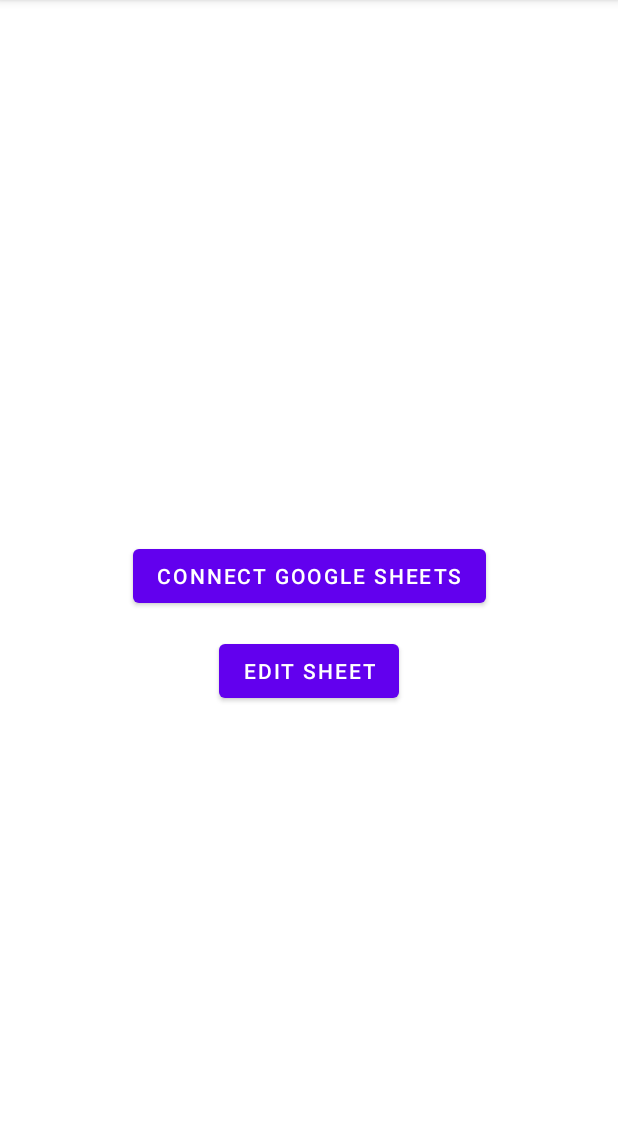
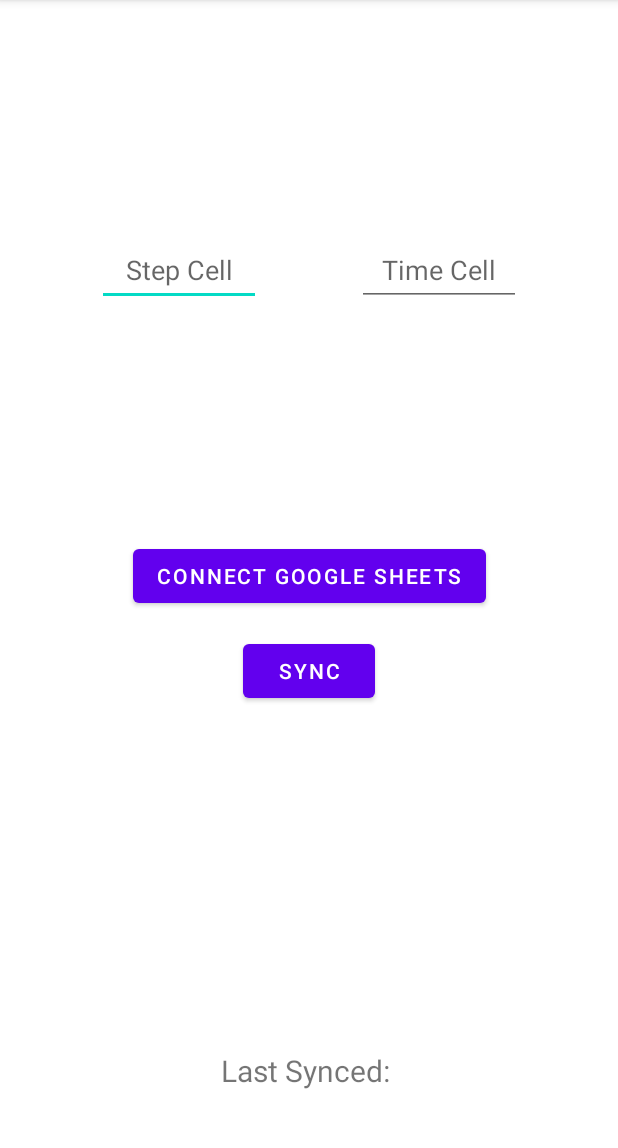
Before and after one commit to Walblues/Step-Manager, an Android app: the screen it shows after launch (MainActivity), on a phone screen of 412 x 824 dp, the part 84-1232 px from its top. Run offline under Robolectric (Android 15) with nearby library versions, the phone set to English and light mode, and no system bars; libraries missing offline, so code that uses them is left out: com.samsung.android; 5 statements that could not run were skipped.

Commit message:
Now allows for specific cell selection. Also added label showing last Sync time. Sync time also shows in google sheet now as well.

```diff
--- a/app/build.gradle.kts
+++ b/app/build.gradle.kts
@@ -56,6 +56,7 @@ dependencies {
     implementation(libs.androidx.lifecycle.runtime.ktx)
     implementation(libs.material)
     implementation(libs.play.services.auth)
+    implementation(libs.androidx.datastore.preferences)
     implementation(fileTree(mapOf(
         "dir" to "libs",
         "include" to listOf("*.aar")
--- /dev/null
+++ b/app/src/main/java/zastrow/tom/stepmanager/DataStore.kt
@@ -0,0 +1,50 @@
+package zastrow.tom.stepmanager
+
+import android.content.Context
+import androidx.datastore.preferences.core.edit
+import androidx.datastore.preferences.core.stringPreferencesKey
+import androidx.datastore.preferences.preferencesDataStore
+import kotlinx.coroutines.flow.Flow
+import kotlinx.coroutines.flow.first
+import kotlinx.coroutines.flow.map
+
+private val Context.dataStore by preferencesDataStore(
+    name = "step_preferences"
+)
+
+class DataStore(private val context: Context) {
+
+    companion object {
+        private val LAST_UPDATED = stringPreferencesKey("step_count")
+        private val STEP_CELL = stringPreferencesKey("step_cell")
+        private val TIME_CELL = stringPreferencesKey("time_cell")
+    }
+
+    // Observe the saved lastUpdated value.
+    val lastUpdated: Flow<String> = context.dataStore.data.map { preferences ->
+        preferences[LAST_UPDATED] ?: ""
+    }
+
+    // Save a new lastUpdated value.
+    suspend fun saveLastUpdated(lastUpdated: String) {
+        context.dataStore.edit { preferences ->
+            preferences[LAST_UPDATED] = lastUpdated
+        }
+    }
+
+    suspend fun saveSheetCells(stepCell: String, timeCell: String) {
+        context.dataStore.edit { preferences ->
+            preferences[STEP_CELL] = stepCell
+            preferences[TIME_CELL] = timeCell
+        }
+    }
+
+    suspend fun getSheetCells(): Pair<String, String> {
+        val preferences = context.dataStore.data.first()
+
+        val stepCell = preferences[STEP_CELL] ?: "D1"
+        val timeCell = preferences[TIME_CELL] ?: "E1"
+
+        return Pair(stepCell, timeCell)
+    }
+}
--- a/app/src/main/java/zastrow/tom/stepmanager/GoogleSheets.kt
+++ b/app/src/main/java/zastrow/tom/stepmanager/GoogleSheets.kt
@@ -19,7 +19,7 @@ object GoogleSheets {
     suspend fun updateCell(
         accessToken: String,
         cell: String,
-        value: Int
+        value: Any
     ): Boolean = withContext(Dispatchers.IO) {
 
         val range = "'$SHEET_NAME'!$cell"
--- a/app/src/main/java/zastrow/tom/stepmanager/MainActivity.kt
+++ b/app/src/main/java/zastrow/tom/stepmanager/MainActivity.kt
@@ -3,6 +3,9 @@ package zastrow.tom.stepmanager
 import android.os.Bundle
 import android.util.Log
 import android.widget.Button
+import android.widget.EditText
+import android.widget.TextView
+import android.widget.Toast
 import androidx.activity.enableEdgeToEdge
 import androidx.appcompat.app.AppCompatActivity
 import androidx.core.view.ViewCompat
@@ -19,12 +22,17 @@ import com.samsung.android.sdk.health.data.HealthDataStore
 import kotlinx.coroutines.launch
 import java.util.concurrent.TimeUnit
 import androidx.activity.result.contract.ActivityResultContracts
+import androidx.lifecycle.Lifecycle
+import androidx.lifecycle.repeatOnLifecycle
+import androidx.work.OneTimeWorkRequestBuilder
 
 class MainActivity : AppCompatActivity() {
 
     private lateinit var healthDataStore: HealthDataStore
     private lateinit var googleSheetsAuth: GoogleSheetsAuth
     private var accessToken: String? = null
+    private lateinit var stepCellEditText: EditText
+    private lateinit var timeCellEditText: EditText
 
     private val authorizationLauncher =
         registerForActivityResult(
@@ -45,6 +53,18 @@ class MainActivity : AppCompatActivity() {
         enableEdgeToEdge()
         setContentView(R.layout.activity_main)
 
+        stepCellEditText = findViewById<EditText>(R.id.editStepCell)
+        timeCellEditText = findViewById<EditText>(R.id.editTimeCell)
+
+        val lastUpdatedText = findViewById<TextView>(R.id.lastUpdated)
+        lifecycleScope.launch {
+            repeatOnLifecycle(Lifecycle.State.STARTED) {
+                DataStore(applicationContext).lastUpdated.collect { lastUpdated ->
+                    lastUpdatedText.text = getString(R.string.lastSynced, lastUpdated)
+                }
+            }
+        }
+
         googleSheetsAuth = GoogleSheetsAuth(
             this,
             authorizationLauncher
@@ -59,16 +79,21 @@ class MainActivity : AppCompatActivity() {
             }
 
         findViewById<Button>(R.id.updateSheetButton).setOnClickListener {
-            val token = accessToken
+            val stepCell = stepCellEditText.text.toString()
+            val timeCell = timeCellEditText.text.toString()
 
-            if (token == null) {
-                Log.e("MainActivity", "Not authorized")
+            if (stepCell.isBlank() || timeCell.isBlank()) {
+                Toast.makeText(this, "Please enter both cells", Toast.LENGTH_SHORT).show()
                 return@setOnClickListener
             }
 
             lifecycleScope.launch {
-                val success = GoogleSheets.updateCell(token, "B2", 250)
-                Log.d("MainActivity", "Update successful: $success")
+                // Save the user's cell references
+                DataStore(applicationContext).saveSheetCells(stepCell, timeCell)
+
+                // Enqueue the worker
+                val workRequest = OneTimeWorkRequestBuilder<StepSyncWorker>().build()
+                WorkManager.getInstance(this@MainActivity).enqueue(workRequest)
             }
         }
 
--- a/app/src/main/res/layout/activity_main.xml
+++ b/app/src/main/res/layout/activity_main.xml
@@ -21,11 +21,51 @@
         android:id="@+id/updateSheetButton"
         android:layout_width="wrap_content"
         android:layout_height="wrap_content"
-        android:text="Edit Sheet"
+        android:text="Sync"
         app:layout_constraintBottom_toBottomOf="parent"
         app:layout_constraintEnd_toEndOf="parent"
         app:layout_constraintStart_toStartOf="parent"
         app:layout_constraintTop_toBottomOf="@+id/authorizeGoogleButton"
         app:layout_constraintVertical_bias="0.05" />
 
+    <TextView
+        android:id="@+id/lastUpdated"
+        android:layout_width="wrap_content"
+        android:layout_height="wrap_content"
+        android:text="@string/lastSynced"
+        android:textSize="20sp"
+        app:layout_constraintBottom_toBottomOf="parent"
+        app:layout_constraintEnd_toEndOf="parent"
+        app:layout_constraintStart_toStartOf="parent"
+        app:layout_constraintTop_toBottomOf="@+id/updateSheetButton"
+        app:layout_constraintVertical_bias="0.85" />
+
+    <EditText
+        android:id="@+id/editStepCell"
+        android:layout_width="109dp"
+        android:layout_height="47dp"
+        android:ems="10"
+        android:inputType="text"
+        android:hint="Step Cell"
+        android:textAlignment="center"
+        app:layout_constraintBottom_toTopOf="@+id/authorizeGoogleButton"
+        app:layout_constraintEnd_toStartOf="@+id/editTimeCell"
+        app:layout_constraintHorizontal_chainStyle="spread"
+        app:layout_constraintStart_toStartOf="parent"
+        app:layout_constraintTop_toTopOf="parent" />
+
+    <EditText
+        android:id="@+id/editTimeCell"
+        android:layout_width="109dp"
+        android:layout_height="47dp"
+        android:ems="10"
+        android:inputType="text"
+        android:hint="Time Cell"
+        android:textAlignment="center"
+        app:layout_constraintBottom_toTopOf="@+id/authorizeGoogleButton"
+        app:layout_constraintEnd_toEndOf="parent"
+        app:layout_constraintStart_toEndOf="@+id/editStepCell"
+        app:layout_constraintTop_toTopOf="parent" />
+
+
 </androidx.constraintlayout.widget.ConstraintLayout>
--- a/app/src/main/res/values/strings.xml
+++ b/app/src/main/res/values/strings.xml
@@ -1,3 +1,4 @@
 <resources>
     <string name="app_name">Step Manager</string>
+    <string name="lastSynced">Last Synced: %1$s</string>
 </resources>
--- a/gradle/libs.versions.toml
+++ b/gradle/libs.versions.toml
@@ -1,5 +1,6 @@
 [versions]
 agp = "8.11.1"
+datastorePreferences = "1.3.0"
 kotlin = "2.2.21"
 gson = "2.15.0"
 coreKtx = "1.17.0"
@@ -17,6 +18,7 @@ workRuntime = "2.12.0"
 
 [libraries]
 androidx-core-ktx = { group = "androidx.core", name = "core-ktx", version.ref = "coreKtx" }
+androidx-datastore-preferences = { module = "androidx.datastore:datastore-preferences", version.ref = "datastorePreferences" }
 androidx-lifecycle-runtime-ktx = { module = "androidx.lifecycle:lifecycle-runtime-ktx", version.ref = "lifecycleRuntimeKtx" }
 androidx-work-runtime = { module = "androidx.work:work-runtime", version.ref = "workRuntime" }
 gson = { module = "com.google.code.gson:gson", version.ref = "gson" }
```
Also changed, not shown: app/src/main/java/zastrow/tom/stepmanager/GoogleSheetsTokenProvider.kt (added, +33 -0 lines), app/src/main/java/zastrow/tom/stepmanager/StepSyncWorker.kt (+36 -11 lines).
